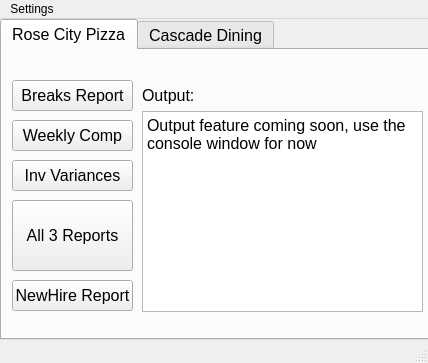
Above: lib/Main_UI.ui from Justind-hub/RoseUtils before the change. Below: the same form after it.
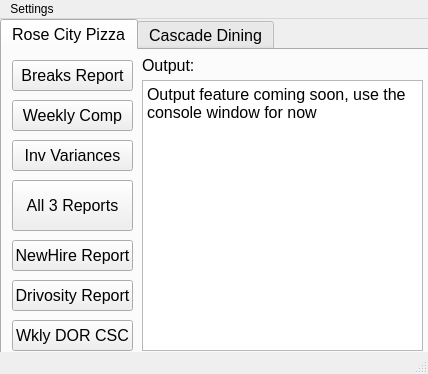
That is the form after the change. Icons and pictures are not drawn.

Commit message: Updated all RCP reports, still need to test

What changed in the file:
```diff
--- a/lib/Main_UI.ui
+++ b/lib/Main_UI.ui
@@ -13,7 +13,7 @@
     <x>0</x>
     <y>0</y>
     <width>428</width>
-    <height>363</height>
+    <height>374</height>
    </rect>
   </property>
   <property name="windowTitle">
@@ -33,7 +33,7 @@
       <x>0</x>
       <y>0</y>
       <width>431</width>
-      <height>321</height>
+      <height>371</height>
      </rect>
     </property>
     <property name="font">
@@ -61,7 +61,7 @@
       <property name="geometry">
        <rect>
         <x>10</x>
-        <y>30</y>
+        <y>10</y>
         <width>121</width>
         <height>31</height>
        </rect>
@@ -74,7 +74,7 @@
       <property name="geometry">
        <rect>
         <x>10</x>
-        <y>70</y>
+        <y>50</y>
         <width>121</width>
         <height>31</height>
        </rect>
@@ -102,7 +102,7 @@
       <property name="geometry">
        <rect>
         <x>10</x>
-        <y>110</y>
+        <y>90</y>
         <width>121</width>
         <height>31</height>
        </rect>
@@ -115,9 +115,9 @@
       <property name="geometry">
        <rect>
         <x>10</x>
-        <y>150</y>
+        <y>130</y>
         <width>121</width>
-        <height>71</height>
+        <height>51</height>
        </rect>
       </property>
       <property name="text">
@@ -128,7 +128,7 @@
       <property name="geometry">
        <rect>
         <x>10</x>
-        <y>230</y>
+        <y>190</y>
         <width>121</width>
         <height>31</height>
        </rect>
@@ -141,9 +141,9 @@
       <property name="geometry">
        <rect>
         <x>140</x>
-        <y>61</y>
+        <y>30</y>
         <width>281</width>
-        <height>201</height>
+        <height>271</height>
        </rect>
       </property>
       <property name="html">
@@ -154,30 +154,11 @@
 &lt;p style=&quot; margin-top:0px; margin-bottom:0px; margin-left:0px; margin-right:0px; -qt-block-indent:0; text-indent:0px;&quot;&gt;Output feature coming soon, use the console window for now&lt;/p&gt;&lt;/body&gt;&lt;/html&gt;</string>
       </property>
      </widget>
-     <widget class="QLabel" name="label">
-      <property name="geometry">
-       <rect>
-        <x>370</x>
-        <y>0</y>
-        <width>51</width>
-        <height>51</height>
-       </rect>
-      </property>
-      <property name="text">
-       <string/>
-      </property>
-      <property name="pixmap">
-       <pixmap>Logo.png</pixmap>
-      </property>
-      <property name="scaledContents">
-       <bool>true</bool>
-      </property>
-     </widget>
      <widget class="QLabel" name="label_3">
       <property name="geometry">
        <rect>
         <x>140</x>
-        <y>30</y>
+        <y>0</y>
         <width>91</width>
         <height>31</height>
        </rect>
@@ -186,12 +167,40 @@
        <string>Output:</string>
       </property>
      </widget>
+     <widget class="QPushButton" name="btn_drivosity">
+      <property name="geometry">
+       <rect>
+        <x>10</x>
+        <y>230</y>
+        <width>121</width>
+        <height>31</height>
+       </rect>
+      </property>
+      <property name="text">
+       <string>Drivosity Report</string>
+      </property>
+     </widget>
+     <widget class="QPushButton" name="btn_weekly_dor">
+      <property name="geometry">
+       <rect>
+        <x>10</x>
+        <y>270</y>
+        <width>121</width>
+        <height>31</height>
+       </rect>
+      </property>
+      <property name="text">
+       <string>Wkly DOR CSC</string>
+      </property>
+     </widget>
     </widget>
     <widget class="QWidget" name="ccd">
      <attribute name="title">
       <string>Cascade Dining</string>
      </attribute>
-     <widget class="QLabel" name="label_2">
+    </widget>
+   </widget>
+   <widget class="QLabel" name="label">
       <property name="geometry">
        <rect>
         <x>370</x>
@@ -209,8 +218,6 @@
       <property name="scaledContents">
        <bool>true</bool>
       </property>
-     </widget>
-    </widget>
    </widget>
   </widget>
   <widget class="QMenuBar" name="menubar">
@@ -230,6 +237,7 @@
     <addaction name="actionZocDownload_Folder"/>
     <addaction name="actionRCP_Database_Folder"/>
     <addaction name="actionCCD_Database_File"/>
+    <addaction name="actionDownloads_Folder"/>
    </widget>
    <addaction name="menuSettings"/>
   </widget>
@@ -257,6 +265,11 @@
     <string>CCD Database File</string>
    </property>
   </action>
+  <action name="actionDownloads_Folder">
+   <property name="text">
+    <string>Downloads Folder</string>
+   </property>
+  </action>
  </widget>
  <tabstops>
   <tabstop>tabWidget</tabstop>
```
Lines whose indentation alone changed are shown as unchanged. The commit also changes 7 other files.
